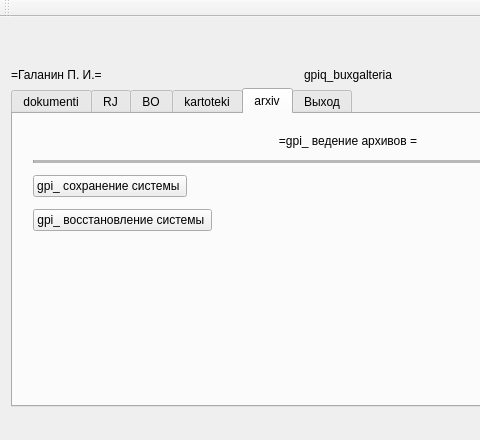
Qt form gpiq_/gpiq_/gpiq_menu.ui (BrSTU-PO4-190333/5sem_NPO_old) before a commit; both pictures show x 0 to 480 and y 0 to 440 of the 696 by 440 pixel window.
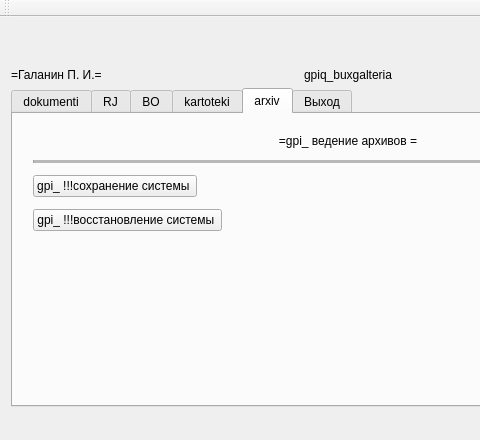
The same form after that commit.

Commit message: lab5/Galanin_Pavel : Добавил заглушку

```diff
--- a/gpiq_/gpiq_/gpiq_menu.ui
+++ b/gpiq_/gpiq_/gpiq_menu.ui
@@ -588,7 +588,7 @@
            </sizepolicy>
           </property>
           <property name="text">
-           <string>gpi_ сохранение системы </string>
+           <string>gpi_ !!!сохранение системы </string>
           </property>
          </widget>
         </item>
@@ -601,7 +601,7 @@
            </sizepolicy>
           </property>
           <property name="text">
-           <string>gpi_ восстановление системы </string>
+           <string>gpi_ !!!восстановление системы </string>
           </property>
          </widget>
         </item>
```
Left out of the diff: 4 changed lines with no effect on the pictures. The commit also changes 1 other file.
